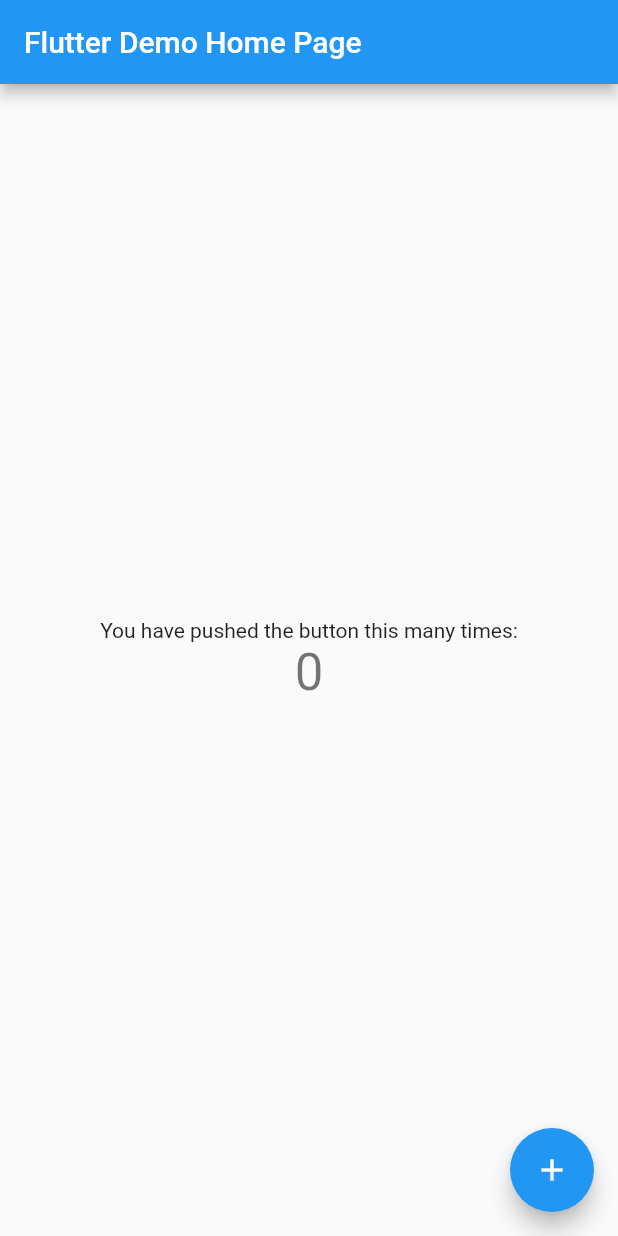
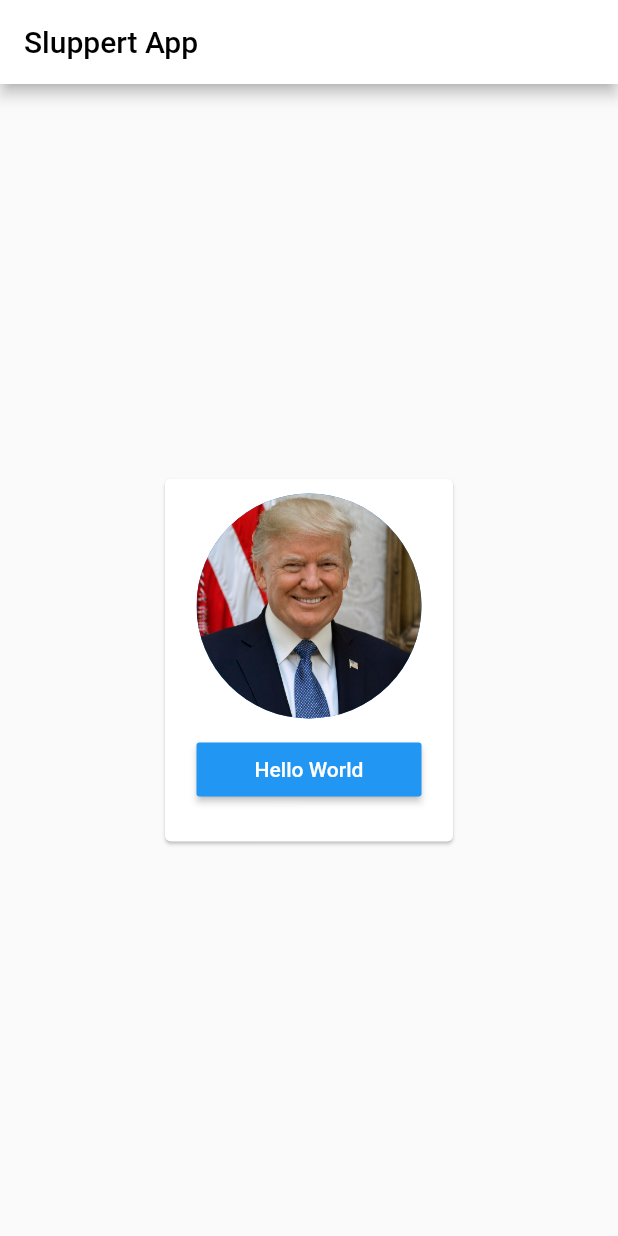
Before and after one commit to bidblog/sluppert-17-app, a Flutter app: the screen it shows after launch, on a phone screen of 412 x 824 dp. Run offline on Flutter 3.47's test engine with Material 2 defaults, Android fonts, the phone set to English and light mode, and no system bars.

Commit message:
Sluppert widget tilføjet.

```diff
--- a/lib/main.dart
+++ b/lib/main.dart
@@ -1,7 +1,66 @@
+import 'package:flutter/cupertino.dart';
 import 'package:flutter/material.dart';
 
-void main() => runApp(MyApp());
+void main() => runApp(SluppertApp());
 
+class SluppertApp extends StatelessWidget {
+  @override
+  Widget build(BuildContext context) {
+    return MaterialApp(
+      home: Scaffold(
+        appBar: AppBar(
+          title: Text(
+            'Sluppert App',
+            style: TextStyle(color: Colors.black),
+          ),
+          backgroundColor: Colors.white,
+        ),
+        body: SluppertCard(),
+      ),
+    );
+  }
+}
+
+class SluppertCard extends StatelessWidget {
+  @override
+  Widget build(BuildContext context) {
+    return Center(
+      child: Container(
+        height: 250.0,
+        width: 200.0,
+        child: Card(
+          child: Column(
+            children: <Widget>[
+              Container(
+                margin: EdgeInsets.fromLTRB(0, 10, 0, 0),
+                child: CircleAvatar(
+                  backgroundImage: AssetImage('images/Donald.jpg'),
+                  radius: 75.0,
+                ),
+              ),
+              Container(
+                width: 150.0,
+                margin: EdgeInsets.fromLTRB(0, 10, 0, 0),
+                child: RaisedButton(
+                  child: Text(
+                    'Hello World',
+                    style: TextStyle(color: Colors.white),
+                  ),
+                  color: Colors.blue,
+                  onPressed: () {
+                    print('Hello World');
+                  },
+                ),
+              )
+            ],
+          ),
+        ),
+      ),
+    );
+  }
+}
+
+/*
 class MyApp extends StatelessWidget {
   // This widget is the root of your application.
   @override
@@ -109,3 +168,4 @@ class _MyHomePageState extends State<MyHomePage> {
     );
   }
 }
+*/
--- a/pubspec.yaml
+++ b/pubspec.yaml
@@ -41,8 +41,8 @@ flutter:
   uses-material-design: true
 
   # To add assets to your application, add an assets section, like this:
-  # assets:
-  #  - images/a_dot_burr.jpeg
+  assets:
+    - images/
   #  - images/a_dot_ham.jpeg
 
   # An image asset can refer to one or more resolution-specific "variants", see
```
Also changed, not shown: images/Donald.jpg (added), images/GreatTrump.jpg (added), images/Mette.jpg (added), images/Putin.jpg (added), images/Xi.jpg (added), 1 other file.
